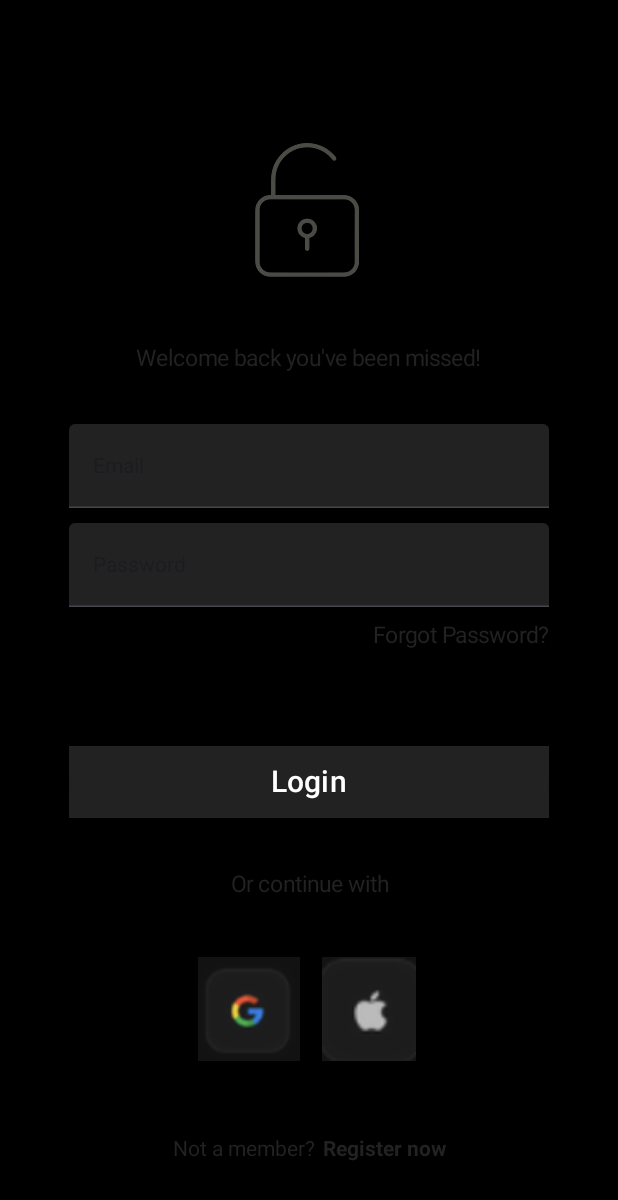
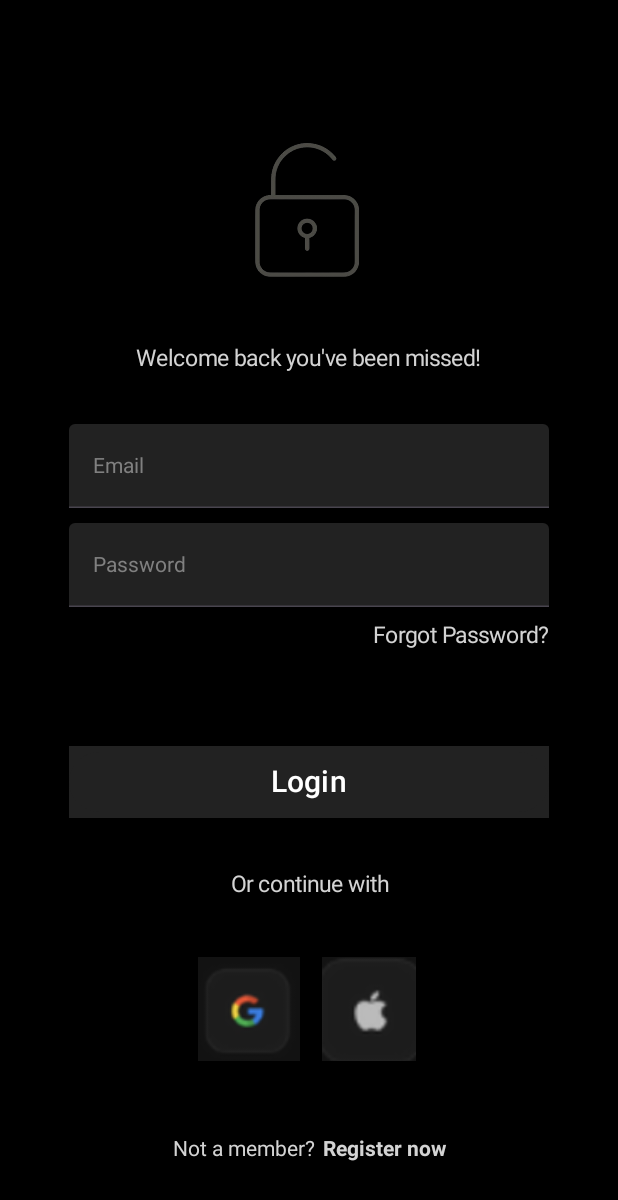
Before and after one commit to BuggyLaur/lab1_70999, an Android app built with Jetpack Compose: the screen it shows after launch (MainActivity), on a phone screen of 412 x 824 dp. Shown: the top 1200 px of the screen. Run offline under Robolectric (Android 15) with nearby library versions, the phone set to English and light mode, and no system bars.

Commit message:
To submit

```diff
--- a/app/src/main/java/com/stu70999/lab1_70999/MainActivity.kt
+++ b/app/src/main/java/com/stu70999/lab1_70999/MainActivity.kt
@@ -19,3 +19,7 @@ class MainActivity : ComponentActivity() {
     }
 }
 val lightBlack = Color(0xFF222222)
+val black = Color(0xFF000000)
+val lightGray = Color(0xFFD3D3D3)
+val white = Color(0xFFFFFFFF)
+val gray = Color(0xFF808080)
--- a/app/src/main/java/com/stu70999/lab1_70999/blogin.kt
+++ b/app/src/main/java/com/stu70999/lab1_70999/blogin.kt
@@ -57,7 +57,7 @@ fun topPart(){
         modifier = Modifier.requiredSize(110.dp))
     Text(text = "Welcome back you've been missed!",
         fontSize = 15.sp,
-        color = lightBlack
+        color = lightGray
     )
 }
 
@@ -75,15 +75,17 @@ fun myLoginBox(){
         ) {
             TextField(value = "Email", onValueChange = {},
                 colors = TextFieldDefaults.colors(
+                    unfocusedTextColor = gray,
                     unfocusedContainerColor = lightBlack,
-                    focusedContainerColor = Color.Black),
+                    focusedContainerColor = black),
 
                 modifier = Modifier.fillMaxWidth())
             Spacer(modifier = Modifier.height(10.dp))
             TextField(value = "Password", onValueChange = {},
                 colors = TextFieldDefaults.colors(
+                    unfocusedTextColor = gray,
                     unfocusedContainerColor = lightBlack,
-                    focusedContainerColor = Color.Black
+                    focusedContainerColor = black
 
                 ),
                 modifier = Modifier.fillMaxWidth())
@@ -93,7 +95,7 @@ fun myLoginBox(){
                     .fillMaxWidth()
                     .padding(top = 10.dp)
             ){
-                Text(text = "Forgot Password?", fontSize = 15.sp, color = lightBlack,
+                Text(text = "Forgot Password?", fontSize = 15.sp, color = lightGray,
                     modifier = Modifier.align(Alignment.CenterEnd))
 
             }
@@ -130,7 +132,7 @@ fun buttonPart() {
         .width(310.dp)
         .background(Color.Black)
     ) {
-        Text(text = "Or continue with", fontSize = 15.sp, color = lightBlack,
+        Text(text = "Or continue with", fontSize = 15.sp, color = lightGray,
             modifier = Modifier.align(Alignment.Center))
     }
 }
@@ -165,9 +167,9 @@ fun bottomPart(){
         ){
 
             Text(text = "Not a member?",
-                color = lightBlack)
+                color = lightGray)
             Spacer(modifier = Modifier.width(5.dp))
-            Text(text = "Register now", fontWeight = FontWeight.Bold, color= lightBlack,
+            Text(text = "Register now", fontWeight = FontWeight.Bold, color= lightGray,
                 modifier = Modifier.padding(bottom = 50.dp))
 
         }
```
Also changed, not shown: app/src/main/java/com/stu70999/lab1_70999/BSignUp.kt (+12 -9 lines), app/src/main/java/com/stu70999/lab1_70999/GLogin.kt (+8 -8 lines), app/src/main/java/com/stu70999/lab1_70999/GSignUp.kt (+15 -16 lines).
